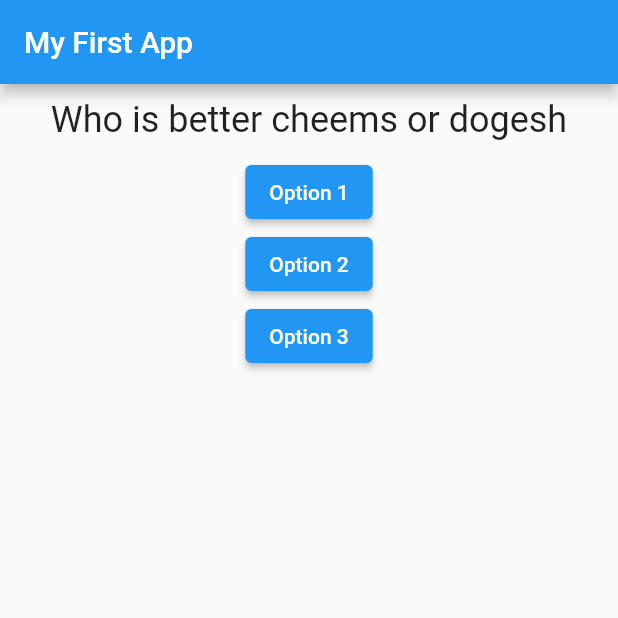
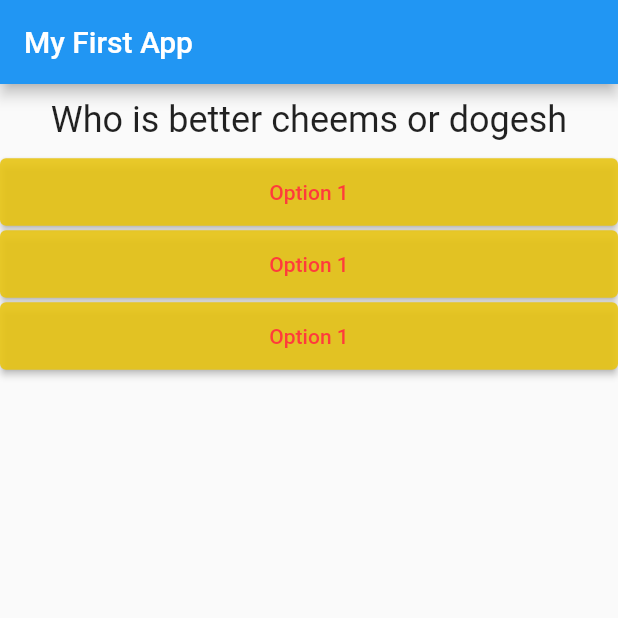
Before and after one commit to samridhav14/quizapp, a Flutter app: the screen it shows after launch, on a phone screen of 412 x 824 dp, the top half of it. Run offline on Flutter 3.47's test engine with Material 2 defaults, Android fonts, the phone set to English and light mode, and no system bars.

```diff
--- /dev/null
+++ b/lib/ans.dart
@@ -0,0 +1,18 @@
+import 'package:flutter/material.dart';
+
+class Answer extends StatelessWidget {
+  final Function selecthandler;
+  const Answer(this.selecthandler);
+
+  @override
+  Widget build(BuildContext context) {
+    return Container(
+      width: double.infinity,
+      child: ElevatedButton(
+        style: ElevatedButton.styleFrom(minimumSize: Size(1, 45),backgroundColor: Color.fromARGB(225, 232, 196, 15) ,foregroundColor: Color.fromARGB(255, 255, 59, 59)),
+        child: Text('Option 1'),
+        onPressed: () => selecthandler(),
+                ),
+      );
+  }
+}
--- a/lib/main.dart
+++ b/lib/main.dart
@@ -1,5 +1,5 @@
 import 'package:flutter/material.dart';
-
+import 'ans.dart';
 import './question.dart';
 // void main(){
 //   runApp(MyApp());
@@ -41,28 +41,33 @@ class _MyAppState extends State<MyApp> {
         body: Column(
           children: [
             Question(questions[_questionIndex]),
-            ElevatedButton(
-              onPressed:
-                  _ansquestion, // here we are passing refrence istead of function so that it get executed when button is pressed
-              child: const Text('Option 1'),
-            ),
-            ElevatedButton(
-              onPressed: _ansquestion //() {
-              //   // here we have used annonymous function because this function will not be called from anywhere else
-              //   ansquestion;
-              // }
-              ,
-              child: const Text('Option 2'),
-            ),
-            ElevatedButton(
-              onPressed: _ansquestion
-              //() {
-              // it is another way of rpresenting the refrence of function thing both will gave simmilar output
-              // ansquestion;
-              //}
-              ,
-              child: const Text('Option 3'),
-            ),
+            // ElevatedButton(
+            //   onPressed:
+            //       _ansquestion, // here we are passing refrence istead of function so that it get executed when button is pressed
+            //   child: const Text('Option 1'),
+            // ),
+            // ElevatedButton(
+            //   onPressed: _ansquestion //() {
+            //   //   // here we have used annonymous function because this function will not be called from anywhere else
+            //   //   ansquestion;
+            //   // }
+            //   ,
+            //   child: const Text('Option 2'),
+            // ),
+            // ElevatedButton(
+            //   onPressed: _ansquestion
+            //   //() {
+            //   // it is another way of rpresenting the refrence of function thing both will gave simmilar output
+            //   // ansquestion;
+            //   //}
+            //   ,
+            //   child: const Text('Option 3'),
+            // ),
+            // instead of writing buttons  here we have made an seprate file for them
+            // to chanse the q index as we press options we need to pass refrence of our _ansquestion to ans file
+            Answer(_ansquestion),
+            Answer(_ansquestion),
+            Answer(_ansquestion),
           ],
         ),
       ),
```
Also changed, not shown: lib/question.dart (+7 -6 lines).
